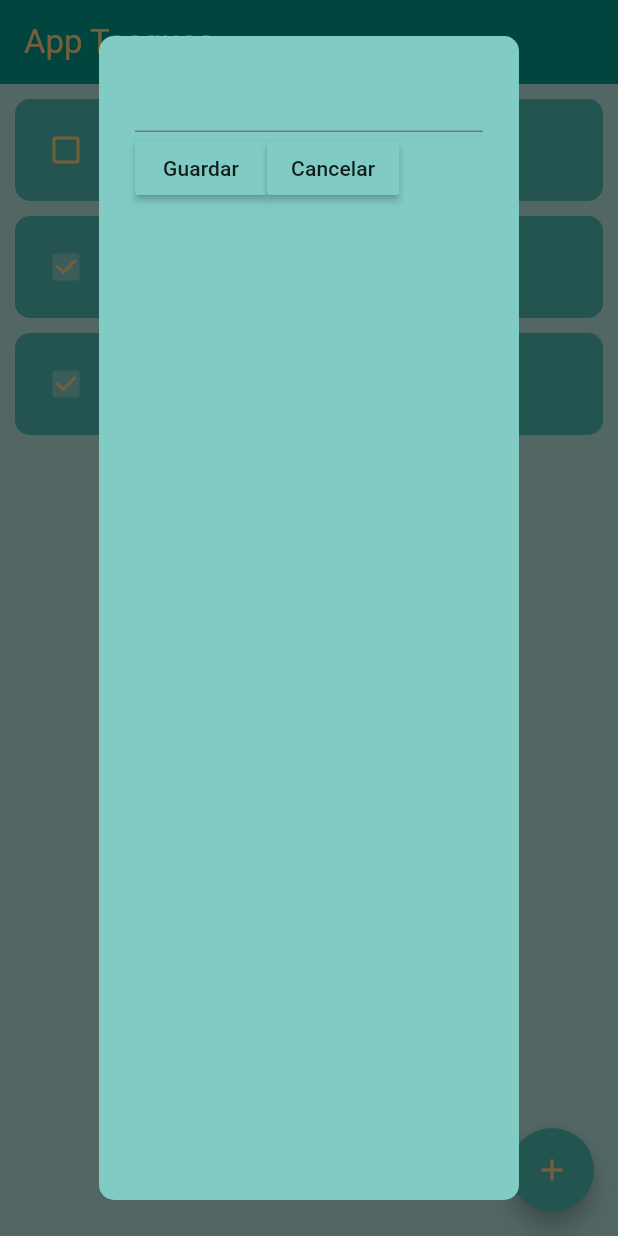
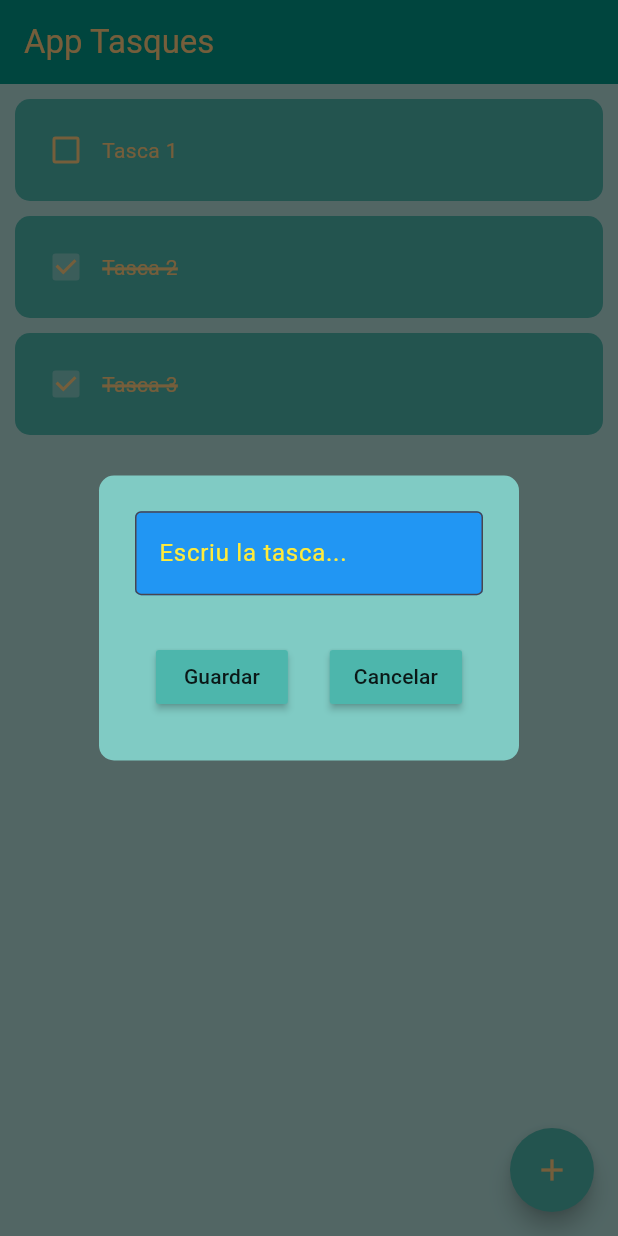
Before and after one commit to marcosLucero/aplicacio_tasques, a Flutter app: the screen it shows after launch, after a tap on the "add" icon, on a phone screen of 412 x 824 dp. Run offline on Flutter 3.47's test engine with Material 3 defaults, Android fonts, the phone set to English and light mode, and no system bars; drawn by our look-alikes of flutter_slidable.

Commit message:
Dialogo  echo y añadir nueva tasca

```diff
--- a/lib/componentes/boto_dialog.dart
+++ b/lib/componentes/boto_dialog.dart
@@ -14,7 +14,7 @@ class BotoDialog extends StatelessWidget {
   Widget build(BuildContext context) {
     return MaterialButton(
       onPressed: accioBoto,
-      color: Colors.teal[200],
+      color: Colors.teal[300],
       child: Text(textBoto),
     );
   }
--- a/lib/componentes/dialog_nova_tasca.dart
+++ b/lib/componentes/dialog_nova_tasca.dart
@@ -2,7 +2,17 @@ import 'package:aplicacio_tasques/componentes/boto_dialog.dart';
 import 'package:flutter/material.dart';
 
 class DialogNovaTasca extends StatelessWidget {
-  const DialogNovaTasca({super.key});
+  final TextEditingController tecTextTasca;
+  final Function()? accioGuardar;
+  final Function()? accioCancelar;
+
+
+  const DialogNovaTasca({
+    super.key,
+    required this.tecTextTasca,
+    required this.accioGuardar,
+    required this.accioCancelar,
+    });
 
   @override
   Widget build(BuildContext context) {
@@ -12,17 +22,33 @@ class DialogNovaTasca extends StatelessWidget {
         borderRadius: BorderRadius.circular(10),
       ),
       content: Container(
+        height: 150,
         child: Column(
+          mainAxisAlignment: MainAxisAlignment.spaceEvenly,
           children: [
-            TextField(),
+            TextField(
+              controller: tecTextTasca,
+              cursorColor: Colors.red,
+              decoration: InputDecoration(
+                hintText: "Escriu la tasca..." ,
+                hintStyle: TextStyle(color: Colors.yellow),
+                border: OutlineInputBorder(),
+                filled: true,
+                fillColor: Colors.blue,
+              )
+            ),
+            SizedBox(height: 15,),
             Row(
+              mainAxisAlignment: MainAxisAlignment.spaceAround,
               children: [
                 BotoDialog(
                   textBoto: "Guardar",
-                  accioBoto: (){}),  //boton guardar
+                  accioBoto: accioGuardar
+                  ),  //boton guardar
                 BotoDialog(
                   textBoto: "Cancelar",
-                  accioBoto: (){}),  //boton cancelar
+                  accioBoto: accioCancelar
+                  ),  //boton cancelar
               ],
             )
           ],
--- a/lib/paginas/pagina_principal.dart
+++ b/lib/paginas/pagina_principal.dart
@@ -1,7 +1,6 @@
 import 'package:aplicacio_tasques/componentes/item_tasca.dart';
 import 'package:flutter/material.dart';
 import 'package:aplicacio_tasques/componentes/dialog_nova_tasca.dart';
-
 
 class PaginaPrincipal extends StatefulWidget {
   const PaginaPrincipal({super.key});
@@ -16,25 +15,47 @@ class _PaginaPrincipalState extends State<PaginaPrincipal> {
     {"titol": "Tasca 2", "valor": true},
     {"titol": "Tasca 3", "valor": true},
   ];
-  void canviaChecbox(bool valorCheckbox, int posLlista){
+
+  TextEditingController tecTextTasca = TextEditingController();
+
+  void accioGuardar() {
+    setState(() {
+      tasquesLlista.add({
+        "titol": tecTextTasca.text,
+        "valor": false,
+      });
+    });
+    accioCancelar(); //para llamar a la funcion de cancelar y hacer las dos funciones
+  }
+
+  void accioCancelar() {
+    tecTextTasca.clear();
+    Navigator.of(context).pop();
+  }
+
+  void canviaChecbox(bool valorCheckbox, int posLlista) {
     setState(() {
       tasquesLlista[posLlista]["valor"] = !tasquesLlista[posLlista]["valor"];
     });
   }
 
-  void accioEsborrarTasca(int posLlista){
+  void accioEsborrarTasca(int posLlista) {
     setState(() {
       tasquesLlista.removeAt(posLlista);
     });
   }
 
-  void crearNovaTasca(){
+  void crearNovaTasca() {
     showDialog(
-      context: context,
-      builder: (context){
-        return const DialogNovaTasca();}
-      );
+        context: context,
+        builder: (context) {
+          return DialogNovaTasca(
+              tecTextTasca: tecTextTasca,
+              accioGuardar: accioGuardar,
+              accioCancelar: accioCancelar);
+        });
   }
+
   @override
   Widget build(BuildContext context) {
     return Scaffold(
@@ -63,9 +84,12 @@ class _PaginaPrincipalState extends State<PaginaPrincipal> {
         itemCount: tasquesLlista.length,
         itemBuilder: (context, index) {
           return ItemTasca(
-            texTasca: tasquesLlista[index]["titol"],//"tasca",
+            texTasca: tasquesLlista[index]["titol"], //"tasca",
             valorCheckbox: tasquesLlista[index]["valor"],
-            canviavalorChecbox: (valor) => canviaChecbox(tasquesLlista[index]["valor"], index,),
+            canviavalorChecbox: (valor) => canviaChecbox(
+              tasquesLlista[index]["valor"],
+              index,
+            ),
             esborraTasca: (valor) => accioEsborrarTasca(index),
           );
         },
```
